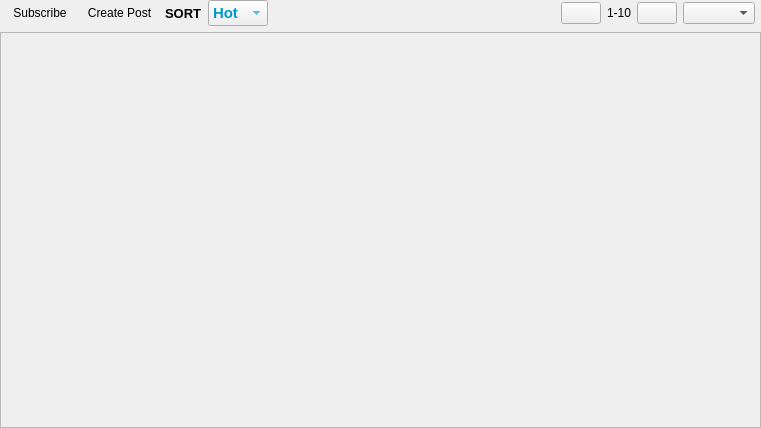
RetroShare/RetroShare, file retroshare-gui/src/gui/Posted/PostedListWidget.ui: the form before one commit.
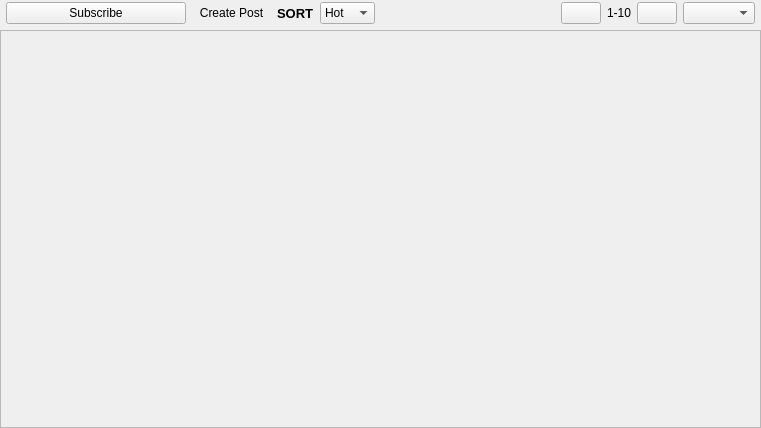
The form after the commit. Icons and pictures are not drawn. Custom widgets are drawn as their Qt base class.

Commit message:
Improved Subscribe Button look and feel
* Improved Subscribe Button look and feel with stylsheet
* Removed icons from Subscribe button
* Subcribe button hided on posted too when subscribed

Diff of the .ui file:
```diff
--- a/retroshare-gui/src/gui/Posted/PostedListWidget.ui
+++ b/retroshare-gui/src/gui/Posted/PostedListWidget.ui
@@ -46,7 +46,7 @@
        <number>6</number>
       </property>
       <property name="topMargin">
-       <number>0</number>
+       <number>2</number>
       </property>
       <property name="rightMargin">
        <number>6</number>
@@ -57,7 +57,7 @@
       <item>
        <widget class="SubscribeToolButton" name="subscribeToolButton">
         <property name="sizePolicy">
-         <sizepolicy hsizetype="Fixed" vsizetype="Preferred">
+         <sizepolicy hsizetype="Expanding" vsizetype="Preferred">
           <horstretch>0</horstretch>
           <verstretch>0</verstretch>
          </sizepolicy>
@@ -65,14 +65,18 @@
         <property name="font">
          <font>
           <weight>50</weight>
+          <italic>false</italic>
           <bold>false</bold>
          </font>
         </property>
+        <property name="styleSheet">
+         <string notr="true"/>
+        </property>
         <property name="text">
          <string notr="true">Subscribe</string>
         </property>
         <property name="autoRaise">
-         <bool>true</bool>
+         <bool>false</bool>
         </property>
        </widget>
       </item>
@@ -116,9 +120,7 @@
       <item>
        <widget class="QComboBox" name="comboBox">
         <property name="styleSheet">
-         <string notr="true">font: bold;
-font-size: 15px;
-color: #0099cc;</string>
+         <string notr="true"/>
         </property>
         <property name="iconSize">
          <size>
```
The commit also changes 4 other files.
